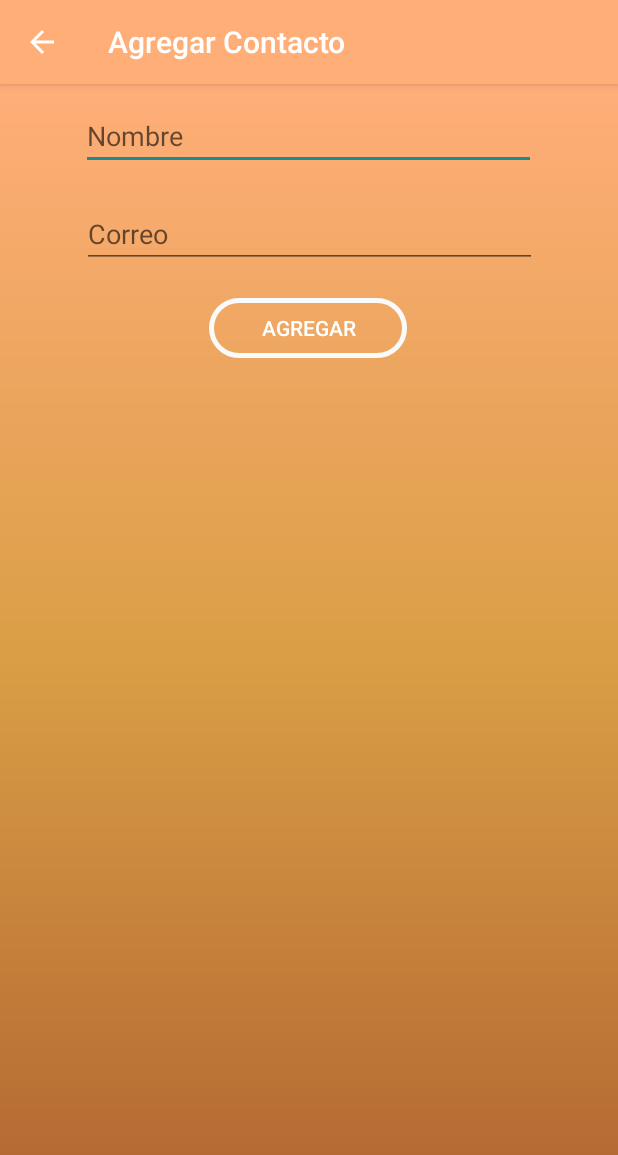
After one commit to AlbertoMunozBautista/MiPrimeraAppAlbertoM, an Android app: the ContactoActivity screen opened directly, with no data from a screen before it, on a phone screen of 412 x 824 dp. The commit adds this screen. Shown: the top 1155 px of the screen. Run offline under Robolectric (Android 15) with nearby library versions, the phone set to English and light mode, and no system bars.

Commit message:
Creación del ContactoActivity

```diff
--- a/app/src/main/AndroidManifest.xml
+++ b/app/src/main/AndroidManifest.xml
@@ -9,6 +9,8 @@
             android:roundIcon="@mipmap/ic_launcher_round"
             android:supportsRtl="true"
             android:theme="@style/AppTheme">
+        <activity android:name=".ContactoActivity">
+        </activity>
         <activity android:name=".CorreoActivity">
         </activity>
         <activity android:name=".MainActivity">
--- /dev/null
+++ b/app/src/main/java/com/example/miprimeraappalbertom/ContactoActivity.kt
@@ -0,0 +1,53 @@
+package com.example.miprimeraappalbertom
+
+import android.content.Intent
+import androidx.appcompat.app.AppCompatActivity
+import android.os.Bundle
+import android.provider.ContactsContract
+import kotlinx.android.synthetic.main.activity_contacto.*
+
+class ContactoActivity : AppCompatActivity() {
+
+    private var nombre: String = ""
+    private var correo: String = ""
+
+
+    override fun onCreate(savedInstanceState: Bundle?) {
+        super.onCreate(savedInstanceState)
+        setContentView(R.layout.activity_contacto)
+
+        val actionbar = supportActionBar
+        //Establecer el nombre
+        actionbar!!.title = "Agregar Contacto"
+        //Establecer el botón de volver atrás
+        actionbar.setDisplayHomeAsUpEnabled(true)
+        actionbar.setDisplayHomeAsUpEnabled(true)
+
+
+        //Cuando pulsamos el botón de agregar
+        ContactoBtnAgregar.setOnClickListener{
+            this.nombre = ContactoEtNombre.text.toString()
+            this.correo = ContactoEtCorreo.text.toString()
+
+            insertContact(nombre, correo)
+        }
+
+    }
+
+    override fun onSupportNavigateUp(): Boolean {
+        onBackPressed()
+        return true
+    }
+
+    fun insertContact(nombre: String, correo: String) {
+        val intent = Intent(Intent.ACTION_INSERT).apply {
+            type = ContactsContract.Contacts.CONTENT_TYPE
+            putExtra(ContactsContract.Intents.Insert.NAME, nombre)
+            putExtra(ContactsContract.Intents.Insert.EMAIL, correo)
+        }
+        if (intent.resolveActivity(packageManager) != null) {
+            startActivity(intent)
+        }
+    }
+
+}
--- a/app/src/main/java/com/example/miprimeraappalbertom/MainActivity.kt
+++ b/app/src/main/java/com/example/miprimeraappalbertom/MainActivity.kt
@@ -35,7 +35,8 @@ class MainActivity : AppCompatActivity() {
                 true
             }
             R.id.menu_amigo -> {
-
+                val intent = Intent(this, ContactoActivity::class.java);
+                startActivity(intent)
                 true
             }
             R.id.menu_cita -> {
--- /dev/null
+++ b/app/src/main/res/layout/activity_contacto.xml
@@ -0,0 +1,38 @@
+<?xml version="1.0" encoding="utf-8"?>
+<androidx.constraintlayout.widget.ConstraintLayout
+        xmlns:android="http://schemas.android.com/apk/res/android"
+        xmlns:tools="http://schemas.android.com/tools"
+        xmlns:app="http://schemas.android.com/apk/res-auto"
+        android:background="@drawable/bg_degradado"
+        android:layout_width="match_parent"
+        android:layout_height="match_parent"
+        tools:context=".ContactoActivity">
+
+    <EditText
+            android:layout_width="303dp"
+            android:layout_height="41dp"
+            android:inputType="textPersonName"
+            android:ems="10"
+            android:id="@+id/ContactoEtNombre"
+            app:layout_constraintTop_toTopOf="parent" app:layout_constraintStart_toStartOf="parent"
+            app:layout_constraintEnd_toEndOf="parent" android:layout_marginTop="16dp"
+            app:layout_constraintHorizontal_bias="0.497" android:hint="@string/nombre"/>
+    <EditText
+            android:layout_width="303dp"
+            android:layout_height="41dp"
+            android:inputType="textEmailAddress"
+            android:ems="10"
+            android:id="@+id/ContactoEtCorreo"
+            android:hint="@string/correo" app:layout_constraintEnd_toEndOf="parent"
+            app:layout_constraintStart_toStartOf="parent" app:layout_constraintTop_toBottomOf="@+id/ContactoEtNombre"
+            android:layout_marginTop="24dp"/>
+    <Button
+            android:text="@string/agregar"
+            android:background="@drawable/btn_background"
+            android:textColor="@drawable/btn_text"
+            android:layout_width="132dp"
+            android:layout_height="40dp" android:id="@+id/ContactoBtnAgregar"
+            app:layout_constraintStart_toStartOf="parent" app:layout_constraintEnd_toEndOf="parent"
+            app:layout_constraintTop_toBottomOf="@+id/ContactoEtCorreo" android:layout_marginTop="20dp"
+            app:layout_constraintHorizontal_bias="0.498"/>
+</androidx.constraintlayout.widget.ConstraintLayout>
--- a/app/src/main/res/values/strings.xml
+++ b/app/src/main/res/values/strings.xml
@@ -10,5 +10,8 @@
     <string name="para">Para</string>
     <string name="asunto">Asunto</string>
     <string name="enviar">Enviar</string>
+    <string name="nombre">Nombre</string>
+    <string name="correo">Correo</string>
+    <string name="agregar">Agregar</string>
 
 </resources>
```
